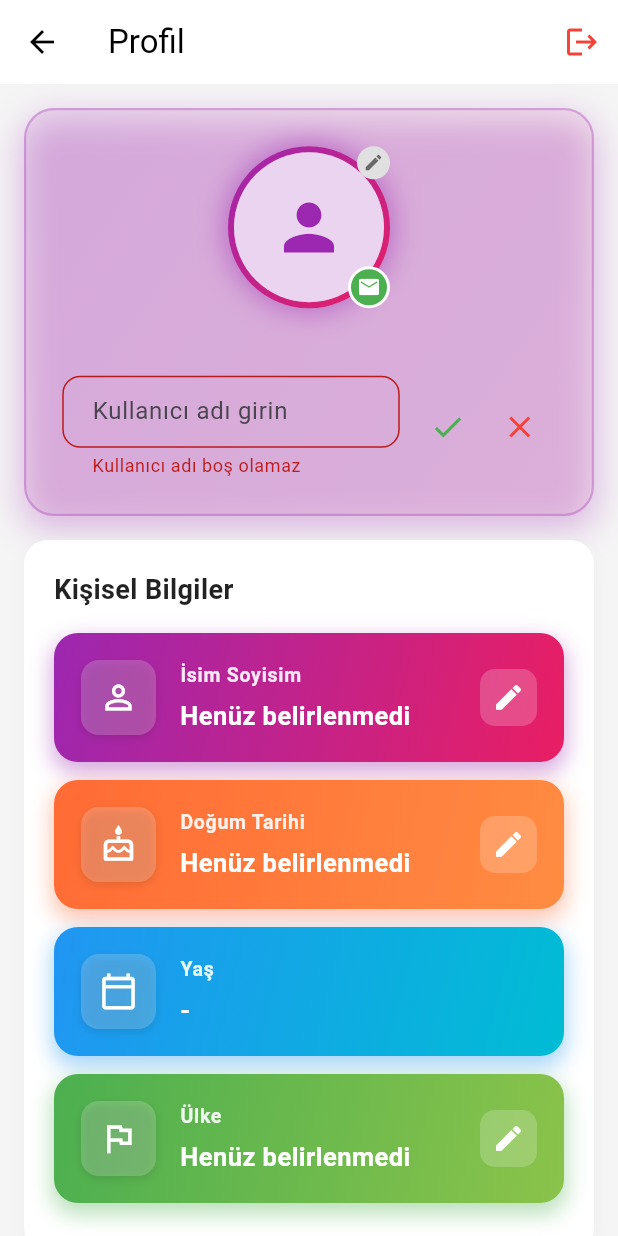
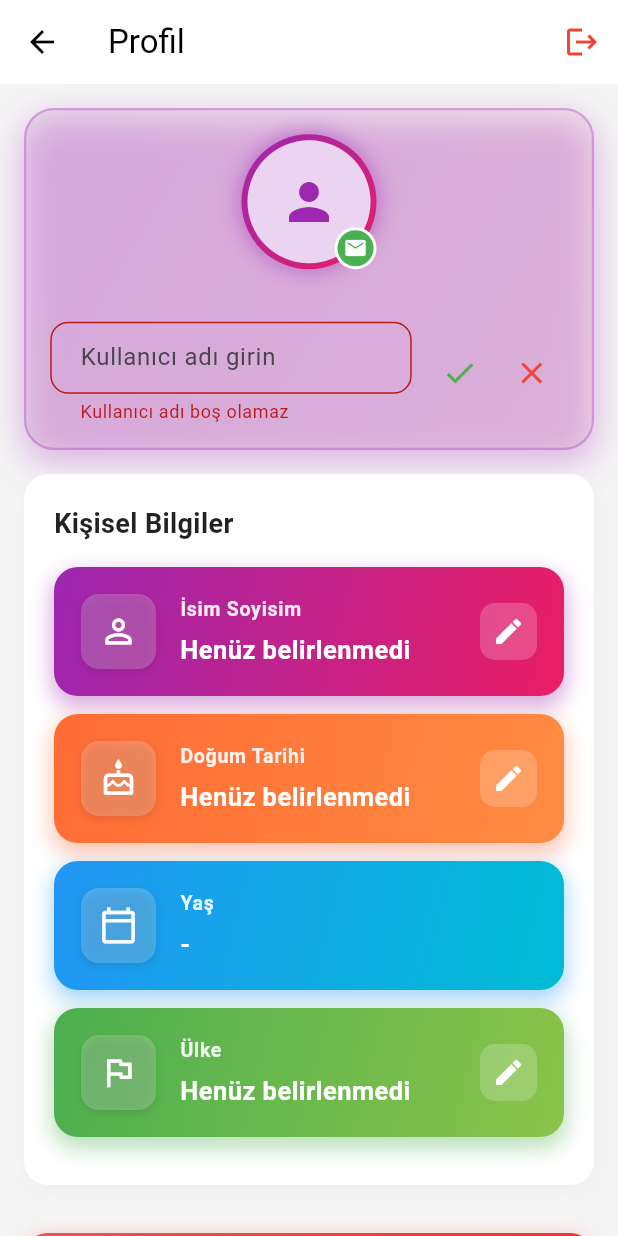
Before and after one commit to gokhananac66/Gokhan, a Flutter app: the ProfileScreen screen opened directly, after a tap on "Kullanıcı Adı Ekle", after a tap on the "check" icon, on a phone screen of 412 x 824 dp. Run offline on Flutter 3.47's test engine with Material 3 defaults, Android fonts, the phone set to English and light mode, and no system bars; our stand-ins replace audioplayers, firebase_auth, firebase_core, firebase_database, fl_chart, google_sign_in and 2 more; accounts and stored records are empty; network calls fail; statements that could not run were skipped.

Commit message:
Fix: Improve game UX - soft colors, full difficulty text, direct hints, compact profile
- Game board: Use ultra-soft color palette (E3F2FD, FFEBEE, FAFAFA)
- Difficulty: Show full text (Kolay) instead of truncated (KOL)
- Hints: Remove dialog, directly fill cells on game board
- Settings: Redirect to main settings screen instead of custom dialog
- Profile: Remove edit/mail icons, reduce padding/avatar size for compact view

```diff
--- a/test_sudoku/lib/screens/profile_screen.dart
+++ b/test_sudoku/lib/screens/profile_screen.dart
@@ -425,7 +425,7 @@ class _ProfileScreenState extends State<ProfileScreen> {
           children: [
             // Avatar ve Temel Bilgiler
             Container(
-              padding: const EdgeInsets.all(24),
+              padding: const EdgeInsets.all(16),
               decoration: BoxDecoration(
                 gradient: LinearGradient(
                   colors: [
@@ -458,8 +458,8 @@ class _ProfileScreenState extends State<ProfileScreen> {
                       children: [
                         // Gradient Ring
                         Container(
-                          width: 108,
-                          height: 108,
+                          width: 90,
+                          height: 90,
                           decoration: BoxDecoration(
                             shape: BoxShape.circle,
                             gradient: LinearGradient(
@@ -470,8 +470,8 @@ class _ProfileScreenState extends State<ProfileScreen> {
                             boxShadow: [
                               BoxShadow(
                                 color: Color(0xFF9C27B0).withOpacity(0.5),
-                                blurRadius: 15,
-                                spreadRadius: 2,
+                                blurRadius: 12,
+                                spreadRadius: 1,
                               ),
                             ],
                           ),
@@ -483,11 +483,11 @@ class _ProfileScreenState extends State<ProfileScreen> {
                                 color: isDark ? const Color(0xFF1E1E1E) : Colors.white,
                               ),
                               child: hasGooglePhoto
-                                  ? CircleAvatar(radius: 50, backgroundImage: NetworkImage(_user!.photoURL!))
+                                  ? CircleAvatar(radius: 40, backgroundImage: NetworkImage(_user!.photoURL!))
                                   : CircleAvatar(
-                                      radius: 50,
+                                      radius: 40,
                                       backgroundColor: Color(currentAvatar['color']).withOpacity(0.2),
-                                      child: Icon(currentAvatar['icon'], size: 50, color: Color(currentAvatar['color'])),
+                                      child: Icon(currentAvatar['icon'], size: 40, color: Color(currentAvatar['color'])),
                                     ),
                             ),
                           ),
@@ -509,24 +509,14 @@ class _ProfileScreenState extends State<ProfileScreen> {
                             ),
                           ),
                         ),
-                        if (!hasGooglePhoto)
-                          Positioned(
-                            top: 0,
-                            right: 0,
-                            child: Container(
-                              padding: const EdgeInsets.all(4),
-                              decoration: BoxDecoration(color: isDark ? Colors.grey.shade700 : Colors.grey.shade300, shape: BoxShape.circle),
-                              child: Icon(Icons.edit, size: 14, color: isDark ? Colors.white : Colors.black54),
-                            ),
-                          ),
                       ],
                     ),
                   ),
-                  const SizedBox(height: 16),
+                  const SizedBox(height: 12),
 
                   // Email
-                  Text(_user?.email ?? tr('guestUser'), style: TextStyle(fontSize: 14, color: Colors.grey.shade600)),
-                  const SizedBox(height: 8),
+                  Text(_user?.email ?? tr('guestUser'), style: TextStyle(fontSize: 13, color: Colors.grey.shade600)),
+                  const SizedBox(height: 4),
 
                   // Nickname
                   if (_isEditingNickname)
```
Also changed, not shown: test_sudoku/lib/screens/game_screen.dart (+37 -153 lines), AYARLAR.jpg (added), BAŞARIMLAR 2.jpg (added), BAŞARIMLAR 3.jpg (added), BAŞARIMLAR.jpg (added), DAİLY CHALLENGE TARİHSEL.jpg (added), LİDERLİK EKRANI.jpg (added), OYUN EKRANI 2.jpg (added), OYUN EKRANI.jpg (added), PROFİL EKRANI.jpg (added), İPUCU YANLIŞ.jpg (added).
